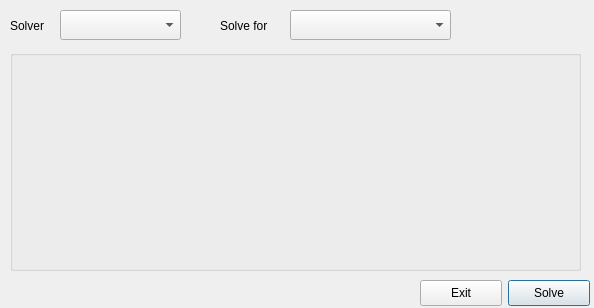
Qt form ui/gsaDlg.ui (graspit-simulator/graspit) before a commit.
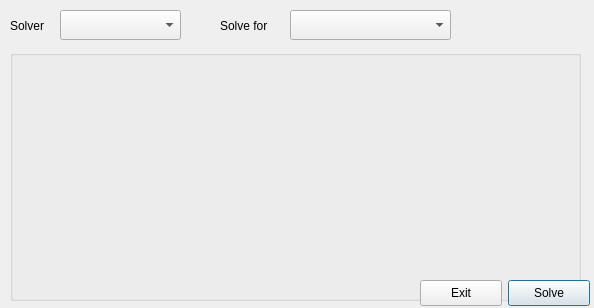
The same form after that commit. Custom widgets are drawn as their Qt base class.

Commit message: Added output capabilities to gsaDlg

```diff
--- a/ui/gsaDlg.ui
+++ b/ui/gsaDlg.ui
@@ -19,7 +19,7 @@
      <x>10</x>
      <y>50</y>
      <width>571</width>
-     <height>221</height>
+     <height>251</height>
     </rect>
    </property>
    <property name="title">
```
The commit also changes 2 other files.
